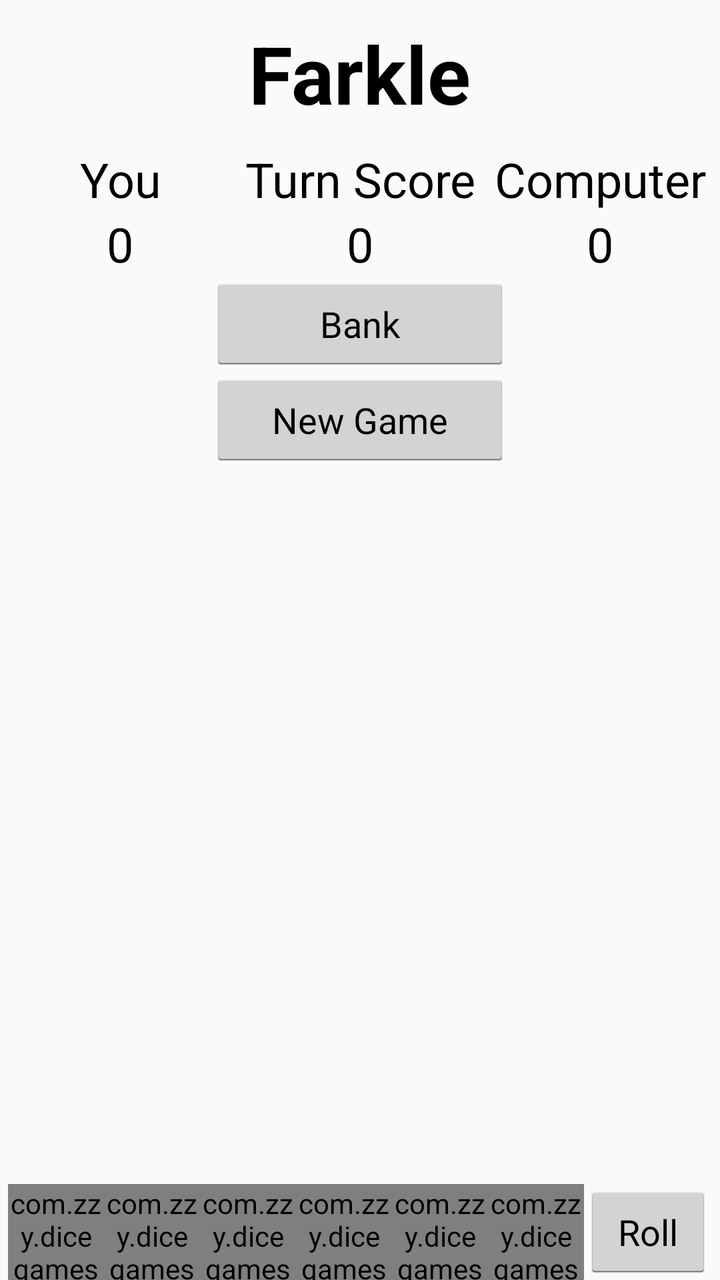
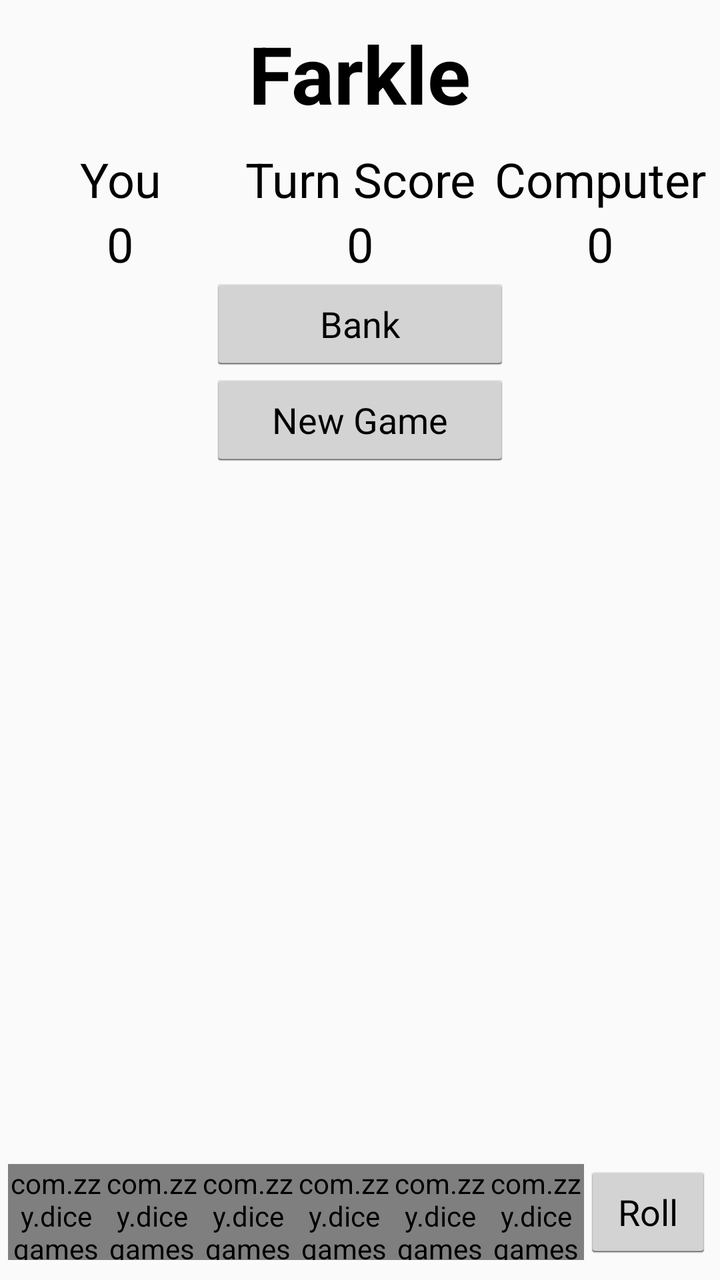

Before-and-after screenshots of an Android layout around one commit, followed by the original layout XML and the change that was made.
<!-- AndroidManifest.xml: application theme AppTheme -->
<!-- res/layout/fragment_farkle.xml -->
<?xml version="1.0" encoding="utf-8"?>
<RelativeLayout xmlns:android="http://schemas.android.com/apk/res/android"
    xmlns:tools="http://schemas.android.com/tools"
    android:layout_width="match_parent"
    android:layout_height="match_parent"
    tools:context=".ui.game.farkle.FarkleFragment">

    <TextView
        android:id="@+id/tvTitle"
        android:layout_width="wrap_content"
        android:layout_height="wrap_content"
        android:layout_alignParentTop="true"
        android:layout_centerHorizontal="true"
        android:layout_marginTop="10dp"
        android:layout_marginBottom="10dp"
        android:text="@string/farkle"
        android:textSize="40sp"
        android:textStyle="bold" />

    <LinearLayout
        android:layout_width="match_parent"
        android:layout_height="match_parent"
        android:gravity="center_horizontal"
        android:orientation="vertical"
        android:layout_above="@id/diceWindow"
        android:layout_below="@id/tvTitle">

        <LinearLayout
            android:layout_width="match_parent"
            android:layout_height="wrap_content"
            android:gravity="center_vertical">

            <TextView
                android:id="@+id/tvPlayerYou"
                android:layout_width="0dp"
                android:layout_height="wrap_content"
                android:layout_weight="1"
                android:text="@string/playerYou"
                android:textAlignment="center"
                android:textSize="24sp" />

            <TextView
                android:layout_width="0dp"
                android:layout_height="wrap_content"
                android:layout_weight="1"
                android:text="@string/turnScore"
                android:textAlignment="center"
                android:textSize="24sp" />

            <TextView
                android:id="@+id/tvPlayerComputer"
                android:layout_width="0dp"
                android:layout_height="wrap_content"
                android:layout_weight="1"
                android:text="@string/playerComputer"
                android:textAlignment="center"
                android:textSize="24sp" />

        </LinearLayout>

        <LinearLayout
            android:layout_width="match_parent"
            android:layout_height="wrap_content">

            <TextView
                android:id="@+id/tvYourScore"
                android:layout_width="0dp"
                android:layout_height="wrap_content"
                android:layout_weight="1"
                android:freezesText="true"
                android:text="0"
                android:textAlignment="center"
                android:textSize="24sp" />

            <TextView
                android:id="@+id/tvTurnScore"
                android:layout_width="0dp"
                android:layout_height="wrap_content"
                android:layout_weight="1"
                android:freezesText="true"
                android:text="0"
                android:textAlignment="center"
                android:textSize="24sp" />

            <TextView
                android:id="@+id/tvComputerScore"
                android:layout_width="0dp"
                android:layout_height="wrap_content"
                android:layout_weight="1"
                android:freezesText="true"
                android:text="0"
                android:textAlignment="center"
                android:textSize="24sp" />

        </LinearLayout>

        <Button
            android:id="@+id/btnBank"
            android:layout_width="150dp"
            android:layout_height="wrap_content"
            android:text="@string/bank" />

        <Button
            android:id="@+id/btnNewGame"
            android:layout_width="150dp"
            android:layout_height="wrap_content"
            android:text="@string/newGame" />

        <androidx.recyclerview.widget.RecyclerView
            android:id="@+id/rvLog"
            android:layout_width="match_parent"
            android:layout_height="match_parent"
            android:layout_marginHorizontal="10dp"
            android:layout_marginVertical="10dp" />

    </LinearLayout>

    <include
        android:id="@+id/diceWindow"
        android:layout_width="match_parent"
        android:layout_height="wrap_content"
        android:layout_alignParentBottom="true"
        layout="@layout/roll_dice_window" />

</RelativeLayout>
<!-- res/layout/roll_dice_window.xml (included above) -->
<?xml version="1.0" encoding="utf-8"?>
<LinearLayout xmlns:android="http://schemas.android.com/apk/res/android"
    xmlns:app="http://schemas.android.com/apk/res-auto"
    android:layout_width="match_parent"
    android:layout_height="wrap_content"
    android:gravity="center_horizontal|center_vertical"
    android:orientation="horizontal">

    <com.zzy.dicegames.ui.dice.DiceView
        android:id="@+id/dice1"
        android:layout_width="48dp"
        android:layout_height="48dp"
        app:locked="false"
        app:number="6" />

    <com.zzy.dicegames.ui.dice.DiceView
        android:id="@+id/dice2"
        android:layout_width="48dp"
        android:layout_height="48dp"
        app:locked="false"
        app:number="6" />

    <com.zzy.dicegames.ui.dice.DiceView
        android:id="@+id/dice3"
        android:layout_width="48dp"
        android:layout_height="48dp"
        app:locked="false"
        app:number="6" />

    <com.zzy.dicegames.ui.dice.DiceView
        android:id="@+id/dice4"
        android:layout_width="48dp"
        android:layout_height="48dp"
        app:locked="false"
        app:number="6" />

    <com.zzy.dicegames.ui.dice.DiceView
        android:id="@+id/dice5"
        android:layout_width="48dp"
        android:layout_height="48dp"
        app:locked="false"
        app:number="6" />

    <com.zzy.dicegames.ui.dice.DiceView
        android:id="@+id/dice6"
        android:layout_width="48dp"
        android:layout_height="48dp"
        app:locked="false"
        app:number="6" />

    <Button
        android:id="@+id/btnRoll"
        android:layout_width="wrap_content"
        android:layout_height="wrap_content"
        android:text="@string/roll" />

</LinearLayout>
<!-- resources referenced by this layout -->
<resources>
  <string name="bank">Bank</string>
  <string name="farkle">Farkle</string>
  <string name="newGame">New Game</string>
  <string name="playerComputer">Computer</string>
  <string name="playerYou">You</string>
  <string name="roll">Roll</string>
  <string name="turnScore">Turn Score</string>
  <style name="AppTheme" parent="Theme.AppCompat.Light">
          
          <item name="android:textColor">@android:color/black</item>
          <item name="buttonStyle">@android:style/Widget.Holo.Light.Button</item>
      </style>
</resources>

<!-- the commit's change to res/layout/fragment_farkle.xml (unified diff, before → after) -->
@@ -120,6 +120,8 @@
         android:layout_width="match_parent"
         android:layout_height="wrap_content"
         android:layout_alignParentBottom="true"
+        android:layout_marginTop="10dp"
+        android:layout_marginBottom="10dp"
         layout="@layout/roll_dice_window" />
 
 </RelativeLayout>
